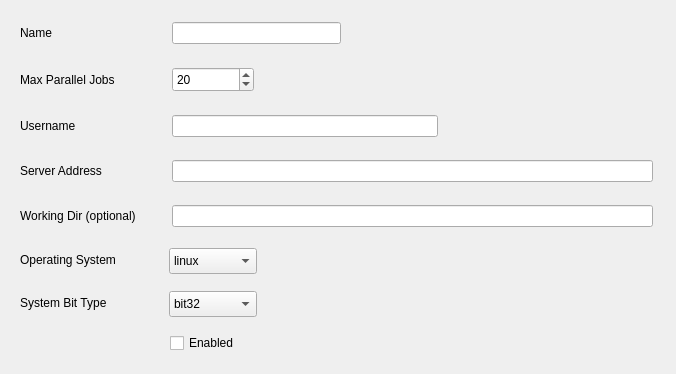
The window that nonec2.ui (hallamlab/MetaPathwaysGUI) describes before a commit, drawn with Qt 5.
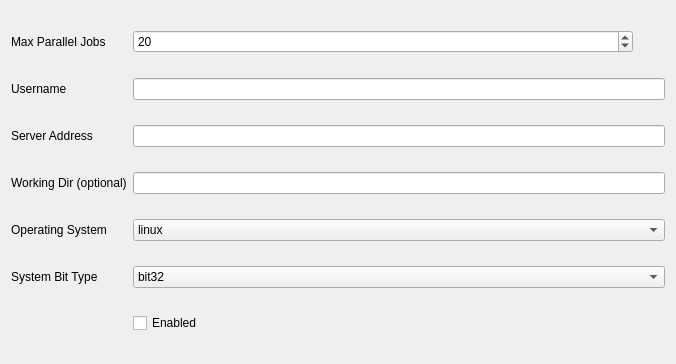
The same window after the commit.

Commit message: grid setups

What changed in the file:
```diff
--- a/nonec2.ui
+++ b/nonec2.ui
@@ -7,85 +7,34 @@
     <x>0</x>
     <y>0</y>
     <width>676</width>
-    <height>374</height>
+    <height>364</height>
    </rect>
   </property>
   <property name="windowTitle">
    <string>Form</string>
   </property>
-  <widget class="QLabel" name="max_parallel_jobsLabel">
-   <property name="geometry">
-    <rect>
-     <x>20</x>
-     <y>67</y>
-     <width>140</width>
-     <height>25</height>
-    </rect>
-   </property>
+  <layout class="QGridLayout" name="gridLayout">
+   <item row="5" column="0">
+    <widget class="QLabel" name="bitLabel">
    <property name="text">
-    <string>Max Parallel Jobs</string>
-   </property>
-  </widget>
-  <widget class="QLabel" name="gridNameLabel">
-   <property name="geometry">
-    <rect>
-     <x>20</x>
-     <y>22</y>
-     <width>140</width>
-     <height>22</height>
-    </rect>
-   </property>
+      <string>System Bit Type</string>
+     </property>
+    </widget>
+   </item>
+   <item row="1" column="0">
+    <widget class="QLabel" name="userLabel">
    <property name="text">
-    <string>Name</string>
-   </property>
-  </widget>
-  <widget class="QLineEdit" name="gridName">
-   <property name="geometry">
-    <rect>
-     <x>172</x>
-     <y>22</y>
-     <width>169</width>
-     <height>22</height>
-    </rect>
-   </property>
-   <property name="readOnly">
-    <bool>true</bool>
-   </property>
-  </widget>
-  <widget class="QLineEdit" name="working_dir">
-   <property name="geometry">
-    <rect>
-     <x>172</x>
-     <y>205</y>
-     <width>481</width>
-     <height>22</height>
-    </rect>
-   </property>
-   <property name="readOnly">
-    <bool>true</bool>
-   </property>
-  </widget>
-  <widget class="QLabel" name="serverLabel">
-   <property name="geometry">
-    <rect>
-     <x>20</x>
-     <y>160</y>
-     <width>140</width>
-     <height>22</height>
-    </rect>
-   </property>
-   <property name="text">
-    <string>Server Address</string>
-   </property>
-  </widget>
+      <string>Username</string>
+     </property>
+    </widget>
+   </item>
+   <item row="0" column="1">
   <widget class="QSpinBox" name="max_parallel_jobs">
-   <property name="geometry">
-    <rect>
-     <x>172</x>
-     <y>67</y>
-     <width>82</width>
-     <height>25</height>
-    </rect>
+     <property name="maximumSize">
+      <size>
+       <width>500</width>
+       <height>16777215</height>
+      </size>
    </property>
    <property name="maximum">
     <number>999</number>
@@ -94,15 +43,51 @@
     <number>20</number>
    </property>
   </widget>
+   </item>
+   <item row="2" column="1">
+    <widget class="QLineEdit" name="server">
+     <property name="readOnly">
+      <bool>false</bool>
+     </property>
+    </widget>
+   </item>
+   <item row="5" column="1">
+    <widget class="QComboBox" name="bit">
+     <item>
+      <property name="text">
+       <string>bit32</string>
+      </property>
+     </item>
+     <item>
+      <property name="text">
+       <string>bit64</string>
+      </property>
+     </item>
+    </widget>
+   </item>
+   <item row="0" column="0">
+    <widget class="QLabel" name="max_parallel_jobsLabel">
+     <property name="text">
+      <string>Max Parallel Jobs</string>
+     </property>
+    </widget>
+   </item>
+   <item row="2" column="0">
+    <widget class="QLabel" name="serverLabel">
+     <property name="text">
+      <string>Server Address</string>
+     </property>
+    </widget>
+   </item>
+   <item row="4" column="0">
+    <widget class="QLabel" name="osLabel">
+     <property name="text">
+      <string>Operating System</string>
+     </property>
+    </widget>
+   </item>
+   <item row="4" column="1">
   <widget class="QComboBox" name="os">
-   <property name="geometry">
-    <rect>
-     <x>169</x>
-     <y>248</y>
-     <width>88</width>
-     <height>26</height>
-    </rect>
-   </property>
    <item>
     <property name="text">
      <string>linux</string>
@@ -119,117 +104,36 @@
     </property>
    </item>
   </widget>
+   </item>
+   <item row="1" column="1">
+    <widget class="QLineEdit" name="user">
+     <property name="readOnly">
+      <bool>false</bool>
+     </property>
+    </widget>
+   </item>
+   <item row="6" column="1">
   <widget class="QCheckBox" name="enabled">
-   <property name="geometry">
-    <rect>
-     <x>170</x>
-     <y>333</y>
-     <width>93</width>
-     <height>20</height>
-    </rect>
-   </property>
    <property name="text">
     <string>Enabled</string>
    </property>
   </widget>
-  <widget class="QLabel" name="usernameLabel">
-   <property name="geometry">
-    <rect>
-     <x>20</x>
-     <y>115</y>
-     <width>140</width>
-     <height>22</height>
-    </rect>
-   </property>
-   <property name="text">
-    <string>Username</string>
-   </property>
-  </widget>
-  <widget class="QLineEdit" name="server">
-   <property name="geometry">
-    <rect>
-     <x>172</x>
-     <y>160</y>
-     <width>481</width>
-     <height>22</height>
-    </rect>
-   </property>
-   <property name="readOnly">
-    <bool>true</bool>
-   </property>
-  </widget>
-  <widget class="QLineEdit" name="username">
-   <property name="geometry">
-    <rect>
-     <x>172</x>
-     <y>115</y>
-     <width>266</width>
-     <height>22</height>
-    </rect>
-   </property>
-   <property name="readOnly">
-    <bool>true</bool>
-   </property>
-  </widget>
-  <widget class="QComboBox" name="bit">
-   <property name="geometry">
-    <rect>
-     <x>169</x>
-     <y>291</y>
-     <width>88</width>
-     <height>26</height>
-    </rect>
-   </property>
-   <item>
-    <property name="text">
-     <string>bit32</string>
-    </property>
    </item>
-   <item>
-    <property name="text">
-     <string>bit64</string>
-    </property>
-   </item>
-  </widget>
-  <widget class="QLabel" name="bitLabel">
-   <property name="geometry">
-    <rect>
-     <x>20</x>
-     <y>293</y>
-     <width>140</width>
-     <height>20</height>
-    </rect>
-   </property>
-   <property name="text">
-    <string>System Bit Type</string>
-   </property>
-  </widget>
+   <item row="3" column="0">
   <widget class="QLabel" name="working_dirLabel">
-   <property name="geometry">
-    <rect>
-     <x>20</x>
-     <y>205</y>
-     <width>140</width>
-     <height>22</height>
-    </rect>
-   </property>
    <property name="text">
     <string>Working Dir (optional)</string>
    </property>
   </widget>
-  <widget class="QLabel" name="osLabel">
-   <property name="geometry">
-    <rect>
-     <x>20</x>
-     <y>250</y>
-     <width>140</width>
-     <height>20</height>
-    </rect>
-   </property>
-   <property name="text">
-    <string>Operating System</string>
-   </property>
-  </widget>
+   </item>
+   <item row="3" column="1">
+    <widget class="QLineEdit" name="working_directory">
+     <property name="readOnly">
+      <bool>false</bool>
+     </property>
+    </widget>
+   </item>
+  </layout>
  </widget>
  <resources/>
  <connections/>
```
Lines whose indentation alone changed are shown as unchanged. The commit also changes 16 other files.
